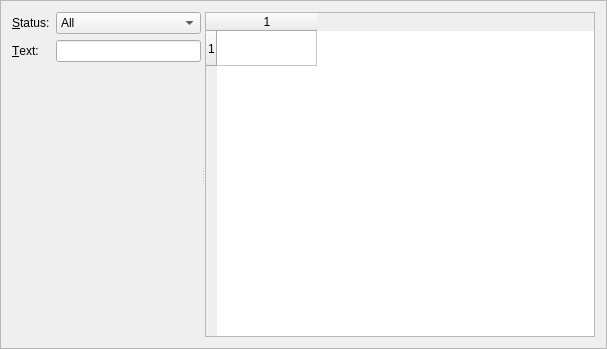
The window that wpmcpp/mainframe.ui (npackd/npackd) describes before a commit, drawn with Qt 5.
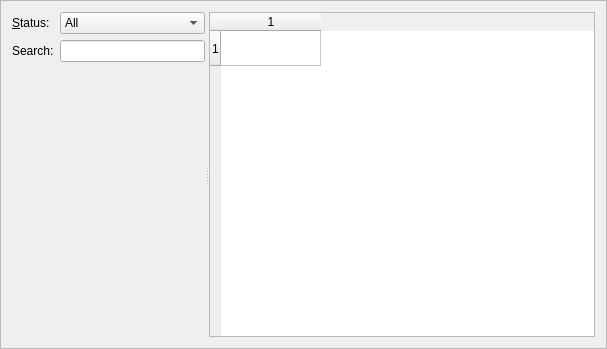
The same window after the commit.

```diff
--- a/wpmcpp/mainframe.ui
+++ b/wpmcpp/mainframe.ui
@@ -42,6 +42,9 @@
      </property>
      <widget class="QWidget" name="layoutWidget">
       <layout class="QFormLayout" name="formLayout_2">
+       <property name="fieldGrowthPolicy">
+        <enum>QFormLayout::AllNonFixedFieldsGrow</enum>
+       </property>
        <item row="0" column="0">
         <widget class="QLabel" name="label_2">
          <property name="text">
@@ -85,7 +88,7 @@
        <item row="1" column="0">
         <widget class="QLabel" name="label_3">
          <property name="text">
-          <string>&amp;Text:</string>
+          <string>Search:</string>
          </property>
          <property name="buddy">
           <cstring>lineEditText</cstring>
```
